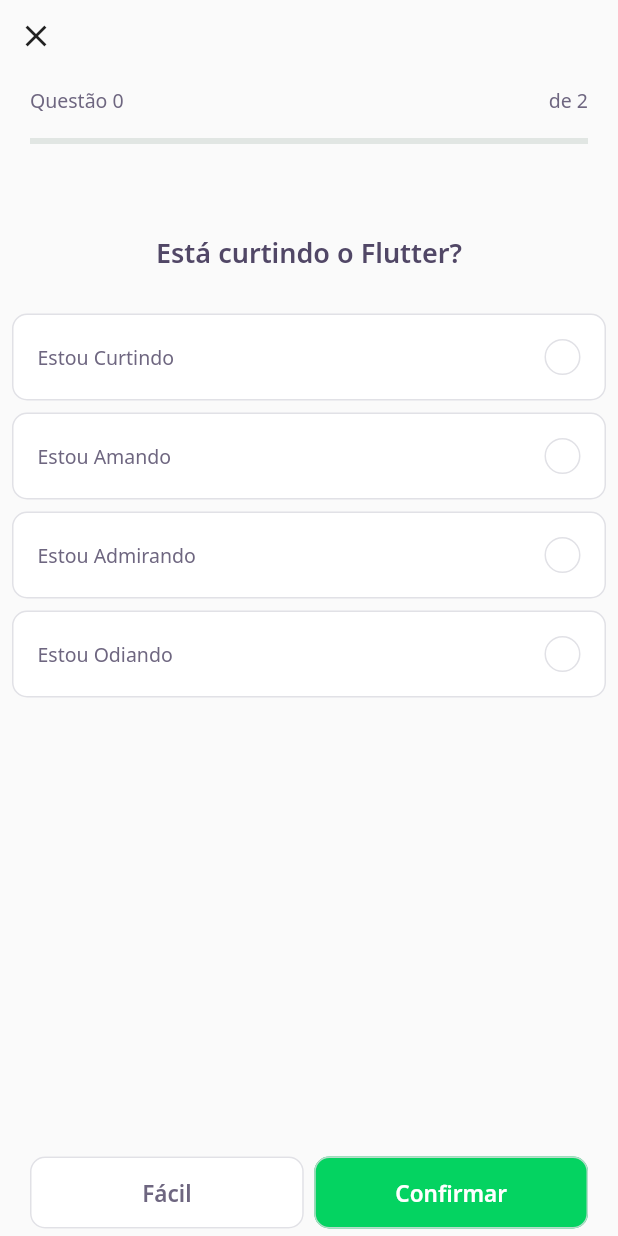
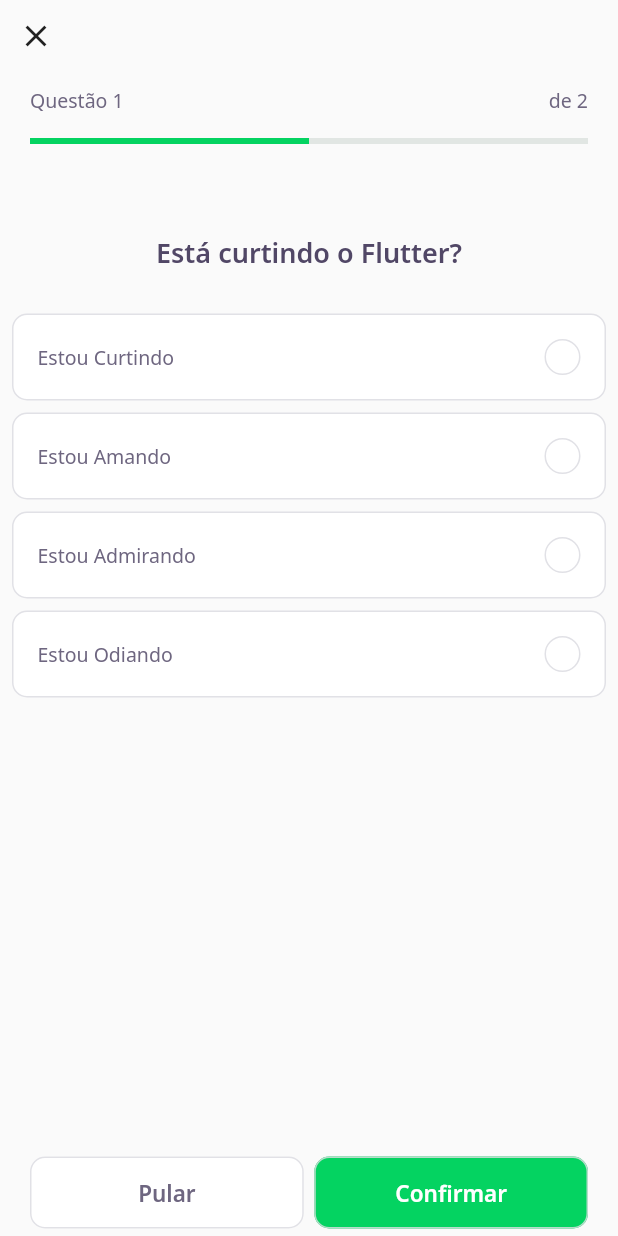
Before and after one commit to AndersonD-art/NLW_Flutter, a Flutter app: the screen it shows after launch, after a tap on "NLW 5 Flutter", on a phone screen of 412 x 824 dp. Run offline on Flutter 3.47's test engine with Material 2 defaults, Android fonts, the phone set to English and light mode, and no system bars; our stand-ins replace google_fonts; accounts and stored records are empty; network calls fail.

Commit message:
class 04

```diff
--- a/lib/challenge/challenge_controller.dart
+++ b/lib/challenge/challenge_controller.dart
@@ -3,7 +3,7 @@
 import 'package:flutter/cupertino.dart';
 
 class ChallengeController {
-  final currenPageNotifier = ValueNotifier<int>(0);
+  final currenPageNotifier = ValueNotifier<int>(1);
   int get currentPage => currenPageNotifier.value;
   set currentPage(int value) => currenPageNotifier.value = value;
 }
--- a/lib/challenge/challenge_page.dart
+++ b/lib/challenge/challenge_page.dart
@@ -1,6 +1,7 @@
 import 'package:dev_quiz/challenge/challenge_controller.dart';
 import 'package:dev_quiz/challenge/widgets/next_button/next_button-widget.dart';
 import 'package:dev_quiz/challenge/widgets/question_indicator/question_indicator_widget.dart';
+import 'package:dev_quiz/challenge/widgets/quiz/quiz_controller.dart';
 import 'package:dev_quiz/challenge/widgets/quiz/quiz_widget.dart';
 import 'package:dev_quiz/shared/models/question_model.dart';
 import 'package:flutter/material.dart';
@@ -15,14 +16,12 @@ class ChallengePage extends StatefulWidget {
 
 class _ChallengePageState extends State<ChallengePage> {
   final controller = ChallengeController();
+  final confirmQuestion = QuizController();
   final pageController = PageController();
   @override
   void initState() {
-    controller.currenPageNotifier.addListener(() {
-      setState(() {});
-    });
     pageController.addListener(() {
-      controller.currentPage = pageController.page!.toInt();
+      controller.currentPage = pageController.page!.toInt() + 1;
     });
     super.initState();
   }
@@ -44,15 +43,19 @@ class _ChallengePageState extends State<ChallengePage> {
                 },
                 icon: Icon(Icons.close),
               ),
-              QuestionIndicator(
-                currentPage: controller.currentPage,
-                length: widget.questions.length,
+              ValueListenableBuilder<int>(
+                valueListenable: controller.currenPageNotifier,
+                builder: (context, value, _) => QuestionIndicator(
+                  currentPage: value,
+                  length: widget.questions.length,
+                ),
               ),
             ],
           ),
         ),
       ),
       body: PageView(
+        physics: NeverScrollableScrollPhysics(),
         controller: pageController,
         children: widget.questions.map((e) => QuizWidget(question: e)).toList(),
       ),
@@ -65,8 +68,13 @@ class _ChallengePageState extends State<ChallengePage> {
             children: [
               Expanded(
                 child: NextButtonWidget.white(
-                  label: "Fácil",
-                  onTap: () {},
+                  label: "Pular",
+                  onTap: () {
+                    pageController.nextPage(
+                      duration: Duration(milliseconds: 100),
+                      curve: Curves.linear,
+                    );
+                  },
                 ),
               ),
               SizedBox(
@@ -75,7 +83,12 @@ class _ChallengePageState extends State<ChallengePage> {
               Expanded(
                 child: NextButtonWidget.green(
                   label: "Confirmar",
-                  onTap: () {},
+                  onTap: () {
+                    setState(() {
+                      confirmQuestion.isConfirm.value = true;
+                      //confirmQuestion.isConfirm.notifyListeners();
+                    });
+                  },
                 ),
               ),
             ],
--- a/lib/challenge/widgets/awnser/awnser_widget.dart
+++ b/lib/challenge/widgets/awnser/awnser_widget.dart
@@ -1,47 +1,57 @@
+import 'package:dev_quiz/challenge/widgets/quiz/quiz_controller.dart';
+import 'package:flutter/material.dart';
 import 'package:dev_quiz/core/app_colors.dart';
 import 'package:dev_quiz/core/app_text_styles.dart';
-import 'package:flutter/material.dart';
+import 'package:dev_quiz/shared/models/awnser_model.dart';
 
 class AwnserWidget extends StatelessWidget {
-  final String title;
-  final bool isRight;
+  final AwnserModel anwser;
   final bool isSelected;
+  final VoidCallback onTap;
+  final bool isConfirm;
 
   const AwnserWidget({
     Key? key,
-    required this.title,
-    this.isRight = false,
+    required this.anwser,
     this.isSelected = false,
+    this.isConfirm = false,
+    required this.onTap,
   }) : super(key: key);
   Color get _selectedColorRight =>
-      isRight ? AppColors.darkGreen : AppColors.darkRed;
+      anwser.isRight ? AppColors.darkGreen : AppColors.darkRed;
 
   Color get _selectedBorderRight =>
-      isRight ? AppColors.lightGreen : AppColors.lightRed;
+      anwser.isRight ? AppColors.lightGreen : AppColors.lightRed;
 
   Color get _selectedColorCardRight =>
-      isRight ? AppColors.lightGreen : AppColors.lightRed;
+      anwser.isRight ? AppColors.lightGreen : AppColors.lightRed;
 
   Color get _selectedBorderCardRight =>
-      isRight ? AppColors.green : AppColors.red;
+      anwser.isRight ? AppColors.green : AppColors.red;
 
   TextStyle get _selectedTextStyleRight =>
-      isRight ? AppTextStyles.bodyDarkGreen : AppTextStyles.bodyDarkRed;
+      anwser.isRight ? AppTextStyles.bodyDarkGreen : AppTextStyles.bodyDarkRed;
 
-  IconData get _selectedIconRight => isRight ? Icons.check : Icons.close;
+  IconData get _selectedIconRight => anwser.isRight ? Icons.check : Icons.close;
+
   @override
   Widget build(BuildContext context) {
+    final confirmQuestion = QuizController();
     return Padding(
       padding: const EdgeInsets.symmetric(horizontal: 8, vertical: 4),
-      child: Container(
+      child: GestureDetector(
+        onTap: onTap,
+        child: confirmQuestion.isConfirm.value
+            ? Container(
                 padding: EdgeInsets.all(16),
                 decoration: BoxDecoration(
                   color: isSelected ? _selectedColorCardRight : Colors.white,
                   borderRadius: BorderRadius.circular(10),
                   border: Border.fromBorderSide(
                     BorderSide(
-                color:
-                    isSelected ? _selectedBorderCardRight : AppColors.border),
+                        color: isSelected
+                            ? _selectedBorderCardRight
+                            : AppColors.border),
                   ),
                 ),
                 child: Row(
@@ -49,21 +59,24 @@ class AwnserWidget extends StatelessWidget {
                   children: [
                     Expanded(
                       child: Text(
-                title,
-                style:
-                    isSelected ? _selectedTextStyleRight : AppTextStyles.body,
+                        anwser.title,
+                        style: isSelected
+                            ? _selectedTextStyleRight
+                            : AppTextStyles.body,
                       ),
                     ),
                     Container(
                       height: 24,
                       width: 24,
                       decoration: BoxDecoration(
-                color: isSelected ? _selectedColorRight : AppColors.white,
+                        color:
+                            isSelected ? _selectedColorRight : AppColors.white,
                         borderRadius: BorderRadius.circular(500),
                         border: Border.fromBorderSide(
                           BorderSide(
-                      color:
-                          isSelected ? _selectedBorderRight : AppColors.border),
+                              color: isSelected
+                                  ? _selectedBorderRight
+                                  : AppColors.border),
                         ),
                       ),
                       child: isSelected
@@ -76,6 +89,51 @@ class AwnserWidget extends StatelessWidget {
                     ),
                   ],
                 ),
+              )
+            : Container(
+                padding: EdgeInsets.all(16),
+                decoration: BoxDecoration(
+                  color: isSelected ? Colors.yellow[50] : Colors.white,
+                  borderRadius: BorderRadius.circular(10),
+                  border: Border.fromBorderSide(
+                    BorderSide(
+                        color: isSelected ? Colors.yellow : AppColors.border),
+                  ),
+                ),
+                child: Row(
+                  mainAxisAlignment: MainAxisAlignment.spaceBetween,
+                  children: [
+                    Expanded(
+                      child: Text(
+                        anwser.title,
+                        style: isSelected
+                            ? TextStyle(color: Colors.blue)
+                            : AppTextStyles.body,
+                      ),
+                    ),
+                    Container(
+                      height: 24,
+                      width: 24,
+                      decoration: BoxDecoration(
+                        color: isSelected ? Colors.grey : AppColors.white,
+                        borderRadius: BorderRadius.circular(500),
+                        border: Border.fromBorderSide(
+                          BorderSide(
+                              color:
+                                  isSelected ? Colors.grey : AppColors.border),
+                        ),
+                      ),
+                      child: isSelected
+                          ? Icon(
+                              Icons.check,
+                              color: AppColors.white,
+                              size: 16,
+                            )
+                          : null,
+                    ),
+                  ],
+                ),
+              ),
       ),
     );
   }
--- /dev/null
+++ b/lib/challenge/widgets/quiz/quiz_controller.dart
@@ -0,0 +1,8 @@
+import 'package:flutter/material.dart';
+
+class QuizController {
+  var indexSelected = 0;
+  final isConfirm = ValueNotifier<bool>(false);
+  bool get currentQuestion => isConfirm.value;
+  set currentQuestion(bool value) => isConfirm.value = value;
+}
--- a/lib/challenge/widgets/quiz/quiz_widget.dart
+++ b/lib/challenge/widgets/quiz/quiz_widget.dart
@@ -1,15 +1,26 @@
 import 'package:dev_quiz/challenge/widgets/awnser/awnser_widget.dart';
+import 'package:dev_quiz/challenge/widgets/quiz/quiz_controller.dart';
 import 'package:dev_quiz/core/app_text_styles.dart';
+import 'package:dev_quiz/shared/models/awnser_model.dart';
 import 'package:dev_quiz/shared/models/question_model.dart';
 import 'package:flutter/material.dart';
 
-class QuizWidget extends StatelessWidget {
+class QuizWidget extends StatefulWidget {
   final QuestionModel question;
 
   const QuizWidget({
     Key? key,
     required this.question,
   }) : super(key: key);
+
+  @override
+  _QuizWidgetState createState() => _QuizWidgetState();
+}
+
+class _QuizWidgetState extends State<QuizWidget> {
+  int indexSelected = -1;
+  AwnserModel awnser(int index) => widget.question.awnsers[index];
+  final confirmQuestion = QuizController();
   @override
   Widget build(BuildContext context) {
     return Container(
@@ -19,17 +30,22 @@ class QuizWidget extends StatelessWidget {
             height: 50,
           ),
           Text(
-            question.title,
+            widget.question.title,
             style: AppTextStyles.heading,
           ),
           SizedBox(
             height: 24,
           ),
-          ...question.awnsers
-              .map(
-                (e) => AwnserWidget(isRight: e.isRight, title: e.title),
-              )
-              .toList(),
+          for (var i = 0; i < widget.question.awnsers.length; i++)
+            AwnserWidget(
+              anwser: awnser(i),
+              isConfirm: confirmQuestion.isConfirm.value,
+              isSelected: indexSelected == i,
+              onTap: () {
+                indexSelected = i;
+                setState(() {});
+              },
+            ),
         ],
       ),
     );
--- a/lib/home/home_controller.dart
+++ b/lib/home/home_controller.dart
@@ -1,8 +1,5 @@
-import 'package:dev_quiz/core/app_images.dart';
 import 'package:dev_quiz/home/home_repository.dart';
 import 'package:dev_quiz/home/home_state.dart';
-import 'package:dev_quiz/shared/models/awnser_model.dart';
-import 'package:dev_quiz/shared/models/question_model.dart';
 import 'package:dev_quiz/shared/models/quiz_model.dart';
 import 'package:dev_quiz/shared/models/user_model.dart';
 import 'package:flutter/cupertino.dart';
```
Lines whose indentation alone changed are shown as unchanged.
